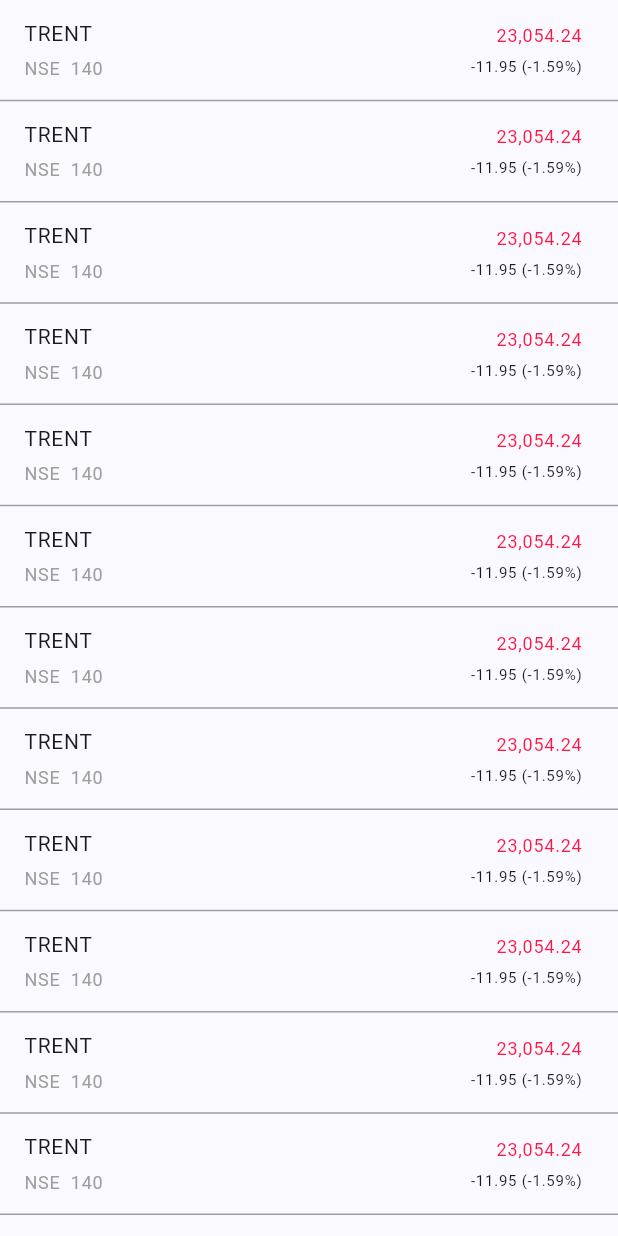
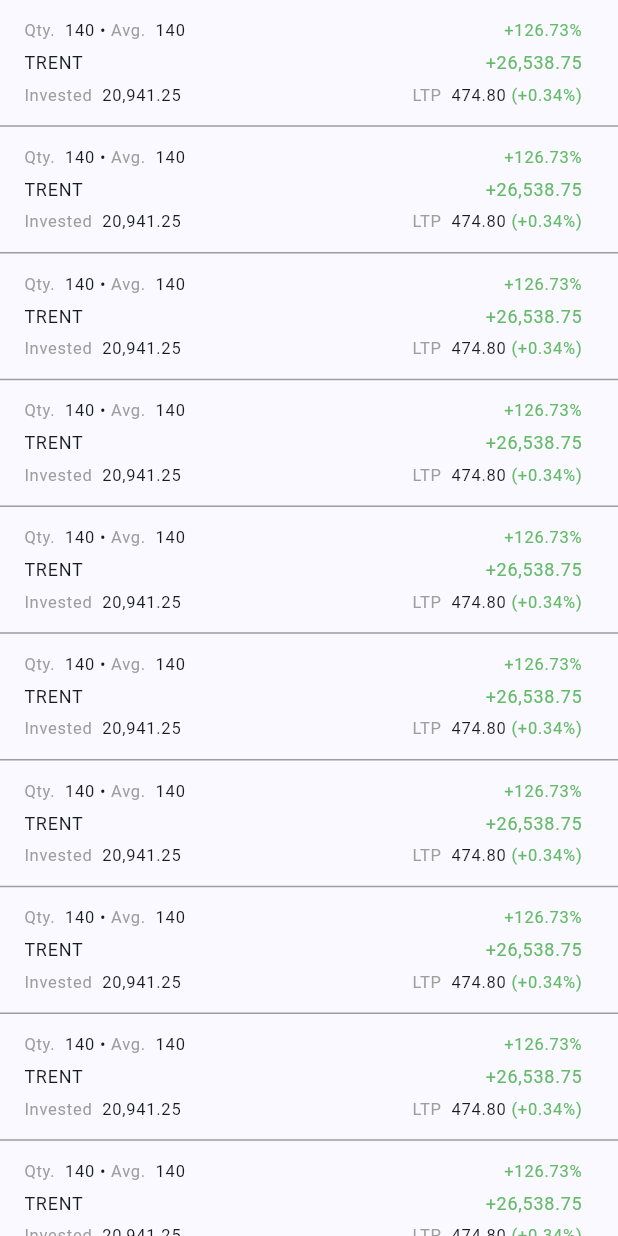
Before and after one commit to harsh8088/vyapar_app, a Flutter app: the Items widget shown alone on an empty page, opened directly, on a phone screen of 412 x 824 dp. Run offline on Flutter 3.47's test engine with Material 3 defaults, Android fonts, the light colour scheme and no system bars; our stand-ins replace bloc, equatable, flutter_bloc, flutter_secure_storage, flutter_svg, formz; accounts and stored records are empty.

Commit message:
portfolio ui added

```diff
--- a/lib/home/home.dart
+++ b/lib/home/home.dart
@@ -1,5 +1,5 @@
 import 'package:flutter/material.dart';
-import 'package:vyapar_app/home/portfolio.dart';
+import 'package:vyapar_app/home/portfolio/portfolio.dart';
 import 'package:vyapar_app/home/watchlist/watchlist.dart';
 
 import 'account.dart';
--- /dev/null
+++ b/lib/home/portfolio/items.dart
@@ -0,0 +1,114 @@
+import 'package:flutter/material.dart';
+
+class Items extends StatefulWidget {
+  const Items({super.key});
+
+  @override
+  State<Items> createState() => _WatchListState();
+}
+
+class _WatchListState extends State<Items> with SingleTickerProviderStateMixin {
+  @override
+  void initState() {
+    super.initState();
+  }
+
+  @override
+  Widget build(BuildContext context) {
+    return ListView.separated(
+        itemBuilder: (BuildContext context, int index) {
+          return ListTile(
+              title: Padding(
+            padding: const EdgeInsets.only(top: 4.0, bottom: 4.0),
+            child: Row(
+              children: [
+                const Expanded(
+                    child: Column(
+                  crossAxisAlignment: CrossAxisAlignment.start,
+                  children: [
+                    Wrap(
+                      children: [
+                        Text("Qty.  ",
+                            style: TextStyle(color: Colors.grey, fontSize: 11)),
+                        Text(
+                          "140",
+                          style: TextStyle(fontSize: 11),
+                        ),
+                        Text(" • ", style: TextStyle(fontSize: 11)),
+                        Text("Avg.  ",
+                            style: TextStyle(color: Colors.grey, fontSize: 11)),
+                        Text(
+                          "140",
+                          style: TextStyle(fontSize: 11),
+                        )
+                      ],
+                    ),
+                    SizedBox(
+                      height: 4,
+                    ),
+                    Text(
+                      "TRENT",
+                      style: TextStyle(fontSize: 12),
+                    ),
+                    SizedBox(
+                      height: 4,
+                    ),
+                    Wrap(children: [
+                      Text(
+                        "Invested  ",
+                        style: TextStyle(color: Colors.grey, fontSize: 11),
+                      ),
+                      Text(
+                        "20,941.25",
+                        style: TextStyle(fontSize: 11),
+                      )
+                    ])
+                  ],
+                )),
+                const Spacer(),
+                Expanded(
+                    child: Column(
+                  crossAxisAlignment: CrossAxisAlignment.end,
+                  children: [
+                    Text(
+                      "+126.73%",
+                      style: TextStyle(
+                          color: Colors.green.shade400, fontSize: 11),
+                    ),
+                    const SizedBox(
+                      height: 4,
+                    ),
+                    Text(
+                      "+26,538.75",
+                      style: TextStyle(
+                          color: Colors.green.shade400, fontSize: 12),
+                    ),
+                    const SizedBox(
+                      height: 4,
+                    ),
+                     Wrap(children: [
+                      Text(
+                        "LTP  ",
+                        style: TextStyle(color: Colors.grey, fontSize: 11),
+                      ),
+                      Text(
+                        "474.80 ",
+                        style: TextStyle(fontSize: 11),
+                      ),
+                      Text(
+                        "(+0.34%)",
+                        style: TextStyle(
+                            color: Colors.green.shade400, fontSize: 11),
+                      ),
+                    ])
+                  ],
+                ))
+              ],
+            ),
+          ));
+        },
+        separatorBuilder: (context, index) =>
+            const Divider(height: 0.5, color: Colors.grey),
+        itemCount: 30);
+  }
+}
--- a/lib/home/watchlist/items.dart
+++ b/lib/home/watchlist/items.dart
@@ -28,13 +28,13 @@
                   children: [
                     Text(
                       "TRENT",
-                      style: TextStyle(fontSize: 14),
+                      style: TextStyle(fontSize: 12),
                     ),
                     SizedBox(
                       height: 4,
                     ),
                     Text("NSE  140",
-                        style: TextStyle(color: Colors.grey, fontSize: 12))
+                        style: TextStyle(color: Colors.grey, fontSize: 11))
                   ],
                 )),
                 const Spacer(),
@@ -45,13 +45,13 @@
                     Text(
                       "23,054.24",
                       style: TextStyle(
-                          color: Colors.redAccent.shade400, fontSize: 12),
+                          color: Colors.redAccent.shade400, fontSize: 11),
                     ),
                     const SizedBox(
                       height: 4,
                     ),
                     const Text("-11.95 (-1.59%)",
-                        style: TextStyle(fontSize: 10))
+                        style: TextStyle(fontSize: 11))
                   ],
                 ))
               ],
```
Also changed, not shown: lib/home/portfolio.dart (deleted, +0 -10 lines), lib/home/portfolio/portfolio.dart (added, +202 -0 lines).
